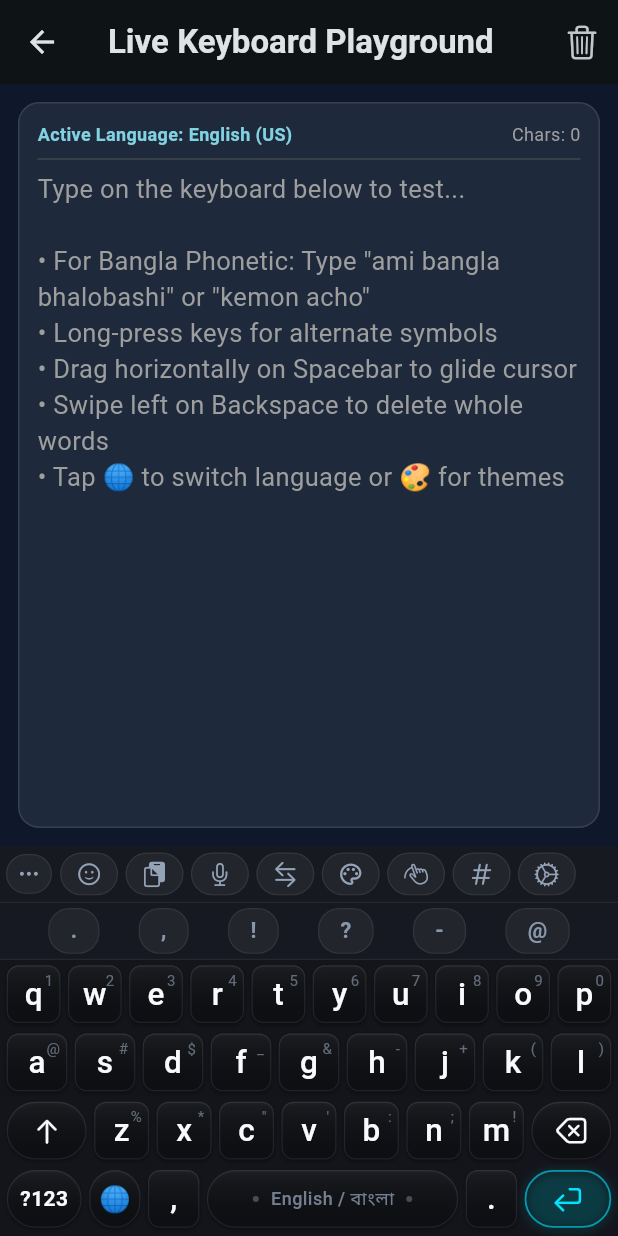
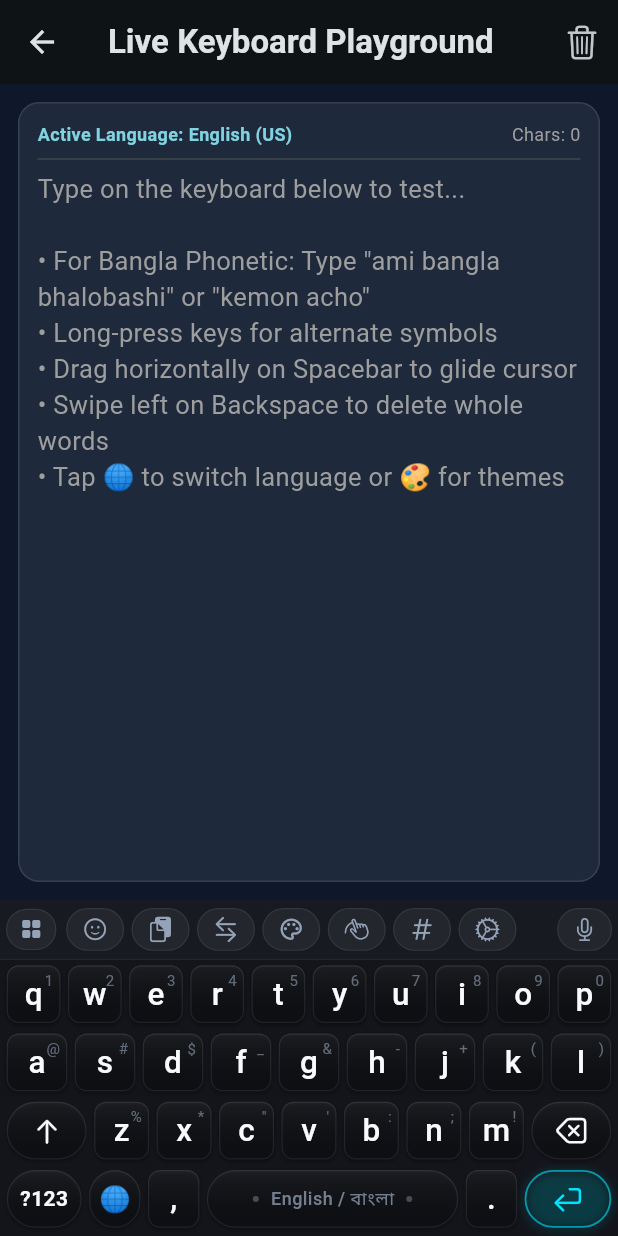
Before and after one commit to shahin0964/Nox-Keyboard, a Flutter app: the KeyboardPreviewScreen screen opened by its route, on a phone screen of 412 x 824 dp. Run offline on Flutter 3.47's test engine with Material 3 defaults, Android fonts, the phone set to English and light mode, and no system bars; our stand-ins replace shared_preferences; accounts and stored records are empty.

Commit message:
feat: unified dynamic header, Gboard grid menu on 4-square icon, locked 60fps refresh rate

```diff
--- a/lib/keyboard/engine/keyboard_engine.dart
+++ b/lib/keyboard/engine/keyboard_engine.dart
@@ -17,7 +17,7 @@ import 'haptic_sound_service.dart';
 import 'bangla_phonetic_engine.dart';
 
 enum KeyboardMode { letters, symbols, moreSymbols }
-enum KeyboardPanel { none, emoji, clipboard, textEditing, themes, voice }
+enum KeyboardPanel { none, emoji, clipboard, textEditing, themes, voice, toolsGrid }
 
 class KeyboardEngine extends ChangeNotifier {
   static final KeyboardEngine _instance = KeyboardEngine._internal();
@@ -76,6 +76,14 @@ class KeyboardEngine extends ChangeNotifier {
 
   bool _isToolbarExpanded = false;
   bool get isToolbarExpanded => _isToolbarExpanded;
+
+  bool _forceShowToolbar = false;
+  bool get forceShowToolbar => _forceShowToolbar;
+
+  void toggleForceShowToolbar() {
+    _forceShowToolbar = !_forceShowToolbar;
+    notifyListeners();
+  }
 
   DateTime? _lastSpaceTapTime;
 
--- a/lib/keyboard/widgets/keyboard_view.dart
+++ b/lib/keyboard/widgets/keyboard_view.dart
@@ -6,7 +6,7 @@ import '../../data/preferences_helper.dart';
 import '../../services/ime_platform_bridge.dart';
 import '../engine/keyboard_engine.dart';
 import 'toolbar_widget.dart';
-import 'suggestions_bar_widget.dart';
+import 'tools_grid_panel.dart';
 import 'keyboard_key_widget.dart';
 import 'text_editing_pad.dart';
 import '../../features/clipboard/widgets/clipboard_panel.dart';
@@ -38,10 +38,10 @@ class _NoxFirebaseViewState extends State<NoxKeyboardView> {
     _engine.addListener(_onEngineUpdate);
     _themeManager.addListener(_onThemeUpdate);
 
-    // Sync Gboard-matching dimensions (260dp content + 36dp nav bar padding) with Android InputMethodService
+    // Sync compact Gboard dimensions (224dp content + 36dp nav bar padding) with Android InputMethodService
     WidgetsBinding.instance.addPostFrameCallback((_) {
       _bridge.updateKeyboardDimensions(
-        contentHeight: 260.0,
+        contentHeight: 224.0,
         navBarHeight: _bridge.navBarHeightDp,
       );
     });
@@ -70,6 +70,9 @@ class _NoxFirebaseViewState extends State<NoxKeyboardView> {
 
     Widget mainContent;
     switch (_engine.activePanel) {
+      case KeyboardPanel.toolsGrid:
+        mainContent = ToolsGridPanel(theme: theme, engine: _engine);
+        break;
       case KeyboardPanel.emoji:
         mainContent = EmojiPalette(theme: theme, engine: _engine);
         break;
@@ -93,10 +96,10 @@ class _NoxFirebaseViewState extends State<NoxKeyboardView> {
     Widget keyboardBody = Column(
       mainAxisSize: MainAxisSize.min,
       children: [
+        // Single unified Gboard header bar (contains suggestions or toolbar + mic on right)
         ToolbarWidget(engine: _engine, theme: theme),
-        SuggestionsBarWidget(engine: _engine, theme: theme),
         SizedBox(
-          height: 184.0, // Exact Gboard-proportioned key area height
+          height: 184.0, // Key area height
           child: mainContent,
         ),
         // Dedicated Android navigation bar padding zone (lifts spacebar & keys above gesture bar)
--- a/lib/keyboard/widgets/toolbar_widget.dart
+++ b/lib/keyboard/widgets/toolbar_widget.dart
@@ -3,6 +3,7 @@ import 'package:flutter/material.dart';
 import '../../themes/theme_model.dart';
 import '../../services/ime_platform_bridge.dart';
 import '../engine/keyboard_engine.dart';
+import '../suggestions/suggestion_engine.dart';
 
 class ToolbarWidget extends StatelessWidget {
   final KeyboardEngine engine;
@@ -16,11 +17,14 @@ class ToolbarWidget extends StatelessWidget {
 
   @override
   Widget build(BuildContext context) {
+    final hasSuggestions = engine.candidates.isNotEmpty && !engine.forceShowToolbar;
+    final isToolsOpen = engine.activePanel == KeyboardPanel.toolsGrid;
+
     return Container(
-      height: 38,
+      height: 40,
       padding: const EdgeInsets.symmetric(horizontal: 4, vertical: 3),
       decoration: BoxDecoration(
-        color: theme.toolbarColor.withOpacity(theme.isDark ? 0.88 : 0.94),
+        color: theme.toolbarColor.withOpacity(theme.isDark ? 0.90 : 0.95),
         border: Border(
           bottom: BorderSide(
             color: Colors.white.withOpacity(theme.isDark ? 0.06 : 0.15),
@@ -30,32 +34,150 @@ class ToolbarWidget extends StatelessWidget {
       ),
       child: Row(
         children: [
-          // Expand/collapse pill button
+          // Left: Gboard-style 4-squares grid icon (or close/back)
           InkWell(
-            onTap: () => engine.toggleToolbarExpanded(),
+            onTap: () {
+              if (isToolsOpen) {
+                engine.closePanel();
+              } else if (hasSuggestions) {
+                engine.toggleForceShowToolbar();
+              } else {
+                engine.openPanel(KeyboardPanel.toolsGrid);
+              }
+            },
             borderRadius: BorderRadius.circular(18),
             child: Container(
-              padding: const EdgeInsets.symmetric(horizontal: 7, vertical: 5),
-              margin: const EdgeInsets.only(right: 3),
+              padding: const EdgeInsets.symmetric(horizontal: 8, vertical: 5),
+              margin: const EdgeInsets.only(right: 4),
               decoration: BoxDecoration(
-                color: Colors.white.withOpacity(theme.isDark ? 0.05 : 0.2),
+                color: isToolsOpen
+                    ? theme.accentColor.withOpacity(0.25)
+                    : Colors.white.withOpacity(theme.isDark ? 0.05 : 0.2),
                 borderRadius: BorderRadius.circular(18),
                 border: Border.all(
-                  color: Colors.white.withOpacity(theme.isDark ? 0.08 : 0.16),
+                  color: isToolsOpen
+                      ? theme.accentColor.withOpacity(0.7)
+                      : Colors.white.withOpacity(theme.isDark ? 0.08 : 0.16),
                   width: 0.8,
                 ),
               ),
               child: Icon(
-                engine.isToolbarExpanded ? CupertinoIcons.chevron_left : CupertinoIcons.ellipsis,
-                size: 15,
-                color: theme.secondaryTextColor,
+                isToolsOpen
+                    ? CupertinoIcons.clear
+                    : (hasSuggestions ? CupertinoIcons.chevron_right : Icons.grid_view_rounded),
+                size: 16,
+                color: isToolsOpen ? theme.accentColor : theme.secondaryTextColor,
               ),
             ),
           ),
 
-          // Tools list in modern pill capsules
+          // Center: Either typing word suggestions OR toolbar pills
           Expanded(
-            child: SingleChildScrollView(
+            child: hasSuggestions
+                ? _buildSuggestionsRow(context)
+                : _buildToolsRow(context),
+          ),
+
+          // Right: Permanent Voice (Microphone) button (Gboard style)
+          InkWell(
+            onTap: () {
+              if (engine.activePanel == KeyboardPanel.voice) {
+                engine.closePanel();
+              } else {
+                engine.openPanel(KeyboardPanel.voice);
+              }
+            },
+            borderRadius: BorderRadius.circular(18),
+            child: Container(
+              padding: const EdgeInsets.symmetric(horizontal: 9, vertical: 5),
+              margin: const EdgeInsets.only(left: 4),
+              decoration: BoxDecoration(
+                color: engine.activePanel == KeyboardPanel.voice
+                    ? theme.accentColor.withOpacity(0.28)
+                    : Colors.white.withOpacity(theme.isDark ? 0.05 : 0.22),
+                borderRadius: BorderRadius.circular(18),
+                border: Border.all(
+                  color: engine.activePanel == KeyboardPanel.voice
+                      ? theme.accentColor.withOpacity(0.8)
+                      : Colors.white.withOpacity(theme.isDark ? 0.08 : 0.18),
+                  width: engine.activePanel == KeyboardPanel.voice ? 1.2 : 0.8,
+                ),
+                boxShadow: engine.activePanel == KeyboardPanel.voice
+                    ? [
+                        BoxShadow(
+                          color: theme.accentColor.withOpacity(0.25),
+                          blurRadius: 5,
+                          offset: const Offset(0, 1),
+                        ),
+                      ]
+                    : null,
+              ),
+              child: Icon(
+                CupertinoIcons.mic,
+                size: 17,
+                color: engine.activePanel == KeyboardPanel.voice
+                    ? theme.accentColor
+                    : theme.secondaryTextColor,
+              ),
+            ),
+          ),
+        ],
+      ),
+    );
+  }
+
+  // Word Suggestions when user is typing
+  Widget _buildSuggestionsRow(BuildContext context) {
+    final candidates = engine.candidates;
+    return Row(
+      children: List.generate(candidates.length.clamp(0, 3), (index) {
+        final c = candidates[index];
+        final isAutocorrect = c.isAutocorrect;
+
+        return Expanded(
+          child: Padding(
+            padding: const EdgeInsets.symmetric(horizontal: 2.5),
+            child: InkWell(
+              onTap: () => engine.selectSuggestion(c),
+              borderRadius: BorderRadius.circular(18),
+              child: Container(
+                padding: const EdgeInsets.symmetric(horizontal: 6, vertical: 4),
+                decoration: BoxDecoration(
+                  color: isAutocorrect
+                      ? theme.accentColor.withOpacity(0.18)
+                      : theme.keyColor.withOpacity(theme.isDark ? 0.65 : 0.85),
+                  borderRadius: BorderRadius.circular(18),
+                  border: Border.all(
+                    color: isAutocorrect
+                        ? theme.accentColor.withOpacity(0.65)
+                        : Colors.white.withOpacity(theme.isDark ? 0.08 : 0.2),
+                    width: isAutocorrect ? 1.2 : 0.8,
+                  ),
+                ),
+                child: Center(
+                  child: Text(
+                    c.text,
+                    maxLines: 1,
+                    overflow: TextOverflow.ellipsis,
+                    style: TextStyle(
+                      color: isAutocorrect ? theme.accentColor : theme.textColor,
+                      fontSize: 14.5,
+                      fontWeight: isAutocorrect ? FontWeight.bold : FontWeight.w500,
+                      letterSpacing: 0.2,
+                    ),
+                  ),
+                ),
+              ),
+            ),
+          ),
+        );
+      }),
+    );
+  }
+
+  // Toolbar icons when not typing
+  Widget _buildToolsRow(BuildContext context) {
+    return SingleChildScrollView(
       scrollDirection: Axis.horizontal,
       physics: const BouncingScrollPhysics(),
       child: Row(
@@ -71,12 +193,6 @@ class ToolbarWidget extends StatelessWidget {
             label: 'Clipboard',
             isActive: engine.activePanel == KeyboardPanel.clipboard,
             onTap: () => engine.openPanel(KeyboardPanel.clipboard),
-                  ),
-                  _buildPillToolItem(
-                    icon: CupertinoIcons.mic,
-                    label: 'Voice',
-                    isActive: engine.activePanel == KeyboardPanel.voice,
-                    onTap: () => engine.openPanel(KeyboardPanel.voice),
           ),
           _buildPillToolItem(
             icon: CupertinoIcons.arrow_right_arrow_left,
@@ -112,10 +228,6 @@ class ToolbarWidget extends StatelessWidget {
             label: 'Settings',
             isActive: false,
             onTap: () => ImePlatformBridge().openSettings(),
-                  ),
-                ],
-              ),
-            ),
           ),
         ],
       ),
--- a/pubspec.yaml
+++ b/pubspec.yaml
@@ -2,7 +2,7 @@ name: nox_keyboard
 description: "Nox Keyboard - Professional Android System Keyboard with Multilingual Typing, Bangla Phonetic, Material 3 Themes and Smart Suggestions."
 publish_to: 'none'
 
-version: 1.0.2+3
+version: 1.0.3+4
 
 environment:
   sdk: '>=3.0.0 <4.0.0'
```
Also changed, not shown: lib/keyboard/widgets/tools_grid_panel.dart (added, +194 -0 lines), 3 other files. Lines whose indentation alone changed are shown as unchanged.
